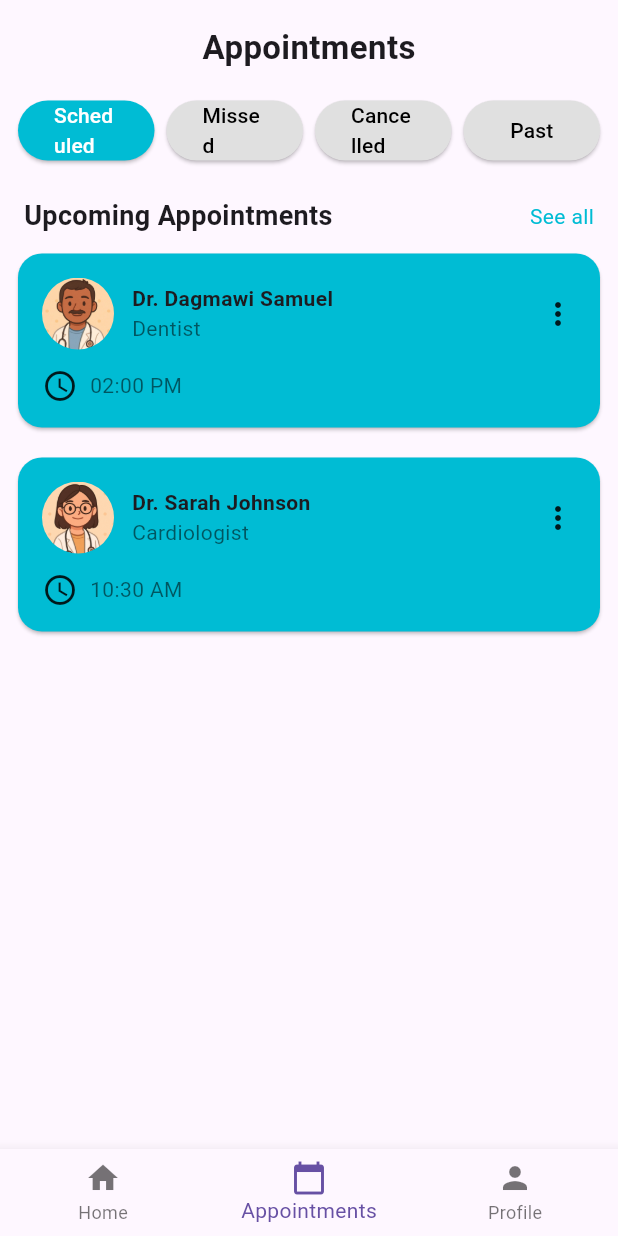
After one commit to bethelge/Flutter-TenaMed-Local-Medical-Appointment-System, a Flutter app: the AppointmentListScreen screen opened directly, on a phone screen of 412 x 824 dp. The commit adds this screen. Run offline on Flutter 3.47's test engine with Material 3 defaults, Android fonts, the phone set to English and light mode, and no system bars; our stand-ins replace flutter_riverpod, go_router.

Commit message:
Added Appointment list screen

```diff
--- /dev/null
+++ b/tena_med_flutter/tena_med_flutter/lib/features/appointment/presentation/screens/appointment_list_screen.dart
@@ -0,0 +1,224 @@
+import 'package:flutter/material.dart';
+import 'package:go_router/go_router.dart';
+
+class AppointmentListScreen extends StatefulWidget {
+  const AppointmentListScreen({super.key});
+
+  @override
+  _AppointmentListScreenState createState() => _AppointmentListScreenState();
+}
+
+class _AppointmentListScreenState extends State<AppointmentListScreen> {
+  int selectedTab = 0; // For the top tabs
+  int selectedBottomNavIndex = 1; // For bottom navigation bar
+
+  final List<String> tabs = ['Scheduled', 'Missed', 'Cancelled', 'Past'];
+
+  final List<Map<String, String>> sampleAppointments = [
+    {
+      'image': 'assets/images/doctor_avatar.png',
+      'name': 'Dr. Dagmawi Samuel',
+      'specialty': 'Dentist',
+      'time': '02:00 PM'
+    },
+    {
+      'image': 'assets/images/doc1.jpg',
+      'name': 'Dr. Sarah Johnson',
+      'specialty': 'Cardiologist',
+      'time': '10:30 AM'
+    },
+
+    // Add more as needed...
+  ];
+
+  String searchQuery = '';
+  String? selectedCategory;
+
+  void onTabSelected(int index) {
+    setState(() {
+      selectedBottomNavIndex = index;
+    });
+
+    switch (index) {
+      case 0:
+        context.go('/post-booking-home'); // Update with your home route
+        break;
+      case 1:
+        context.go('/appointment-list');
+        break;
+      case 2:
+        context.go('/patient_profile');
+        break;
+    }
+  }
+
+  @override
+  Widget build(BuildContext context) {
+    return Scaffold(
+      bottomNavigationBar: BottomNavigationBar(
+        currentIndex: selectedBottomNavIndex,
+        onTap: onTabSelected,
+        items: const [
+          BottomNavigationBarItem(
+            icon: Icon(Icons.home),
+            label: 'Home',
+          ),
+          BottomNavigationBarItem(
+            icon: Icon(Icons.calendar_today),
+            label: 'Appointments',
+          ),
+          BottomNavigationBarItem(
+            icon: Icon(Icons.person),
+            label: 'Profile',
+          ),
+        ],
+      ),
+      body: SafeArea(
+        child: Column(
+          children: [
+            const Padding(
+              padding: EdgeInsets.all(16),
+              child: Text(
+                'Appointments',
+                style: TextStyle(fontSize: 22, fontWeight: FontWeight.bold),
+              ),
+            ),
+
+            // Tabs
+            Padding(
+              padding: const EdgeInsets.symmetric(horizontal: 8),
+              child: Row(
+                mainAxisAlignment: MainAxisAlignment.spaceBetween,
+                children: List.generate(tabs.length, (index) {
+                  final isSelected = selectedTab == index;
+                  return Expanded(
+                    child: Padding(
+                      padding: const EdgeInsets.symmetric(horizontal: 4),
+                      child: ElevatedButton(
+                        onPressed: () {
+                          setState(() {
+                            selectedTab = index;
+                          });
+                        },
+                        style: ElevatedButton.styleFrom(
+                          backgroundColor:
+                          isSelected ? const Color(0xFF00BCD4) : Colors.grey[300],
+                        ),
+                        child: Text(
+                          tabs[index],
+                          style: TextStyle(
+                            color: isSelected ? Colors.white : Colors.black,
+                          ),
+                        ),
+                      ),
+                    ),
+                  );
+                }),
+              ),
+            ),
+
+            const SizedBox(height: 12),
+
+            // Header row
+            Padding(
+              padding: const EdgeInsets.symmetric(horizontal: 16, vertical: 8),
+              child: Row(
+                mainAxisAlignment: MainAxisAlignment.spaceBetween,
+                children: [
+                  const Text(
+                    'Upcoming Appointments',
+                    style: TextStyle(fontSize: 18, fontWeight: FontWeight.bold),
+                  ),
+                  GestureDetector(
+                    onTap: () {
+                      Navigator.pushReplacementNamed(context, '/appointments');
+                    },
+                    child: const Text(
+                      'See all',
+                      style: TextStyle(color: Color(0xFF00BCD4)),
+                    ),
+                  ),
+                ],
+              ),
+            ),
+
+            // Appointment List
+            Expanded(
+              child: ListView.builder(
+                padding: const EdgeInsets.symmetric(horizontal: 8),
+                itemCount: sampleAppointments.length,
+                itemBuilder: (context, index) {
+                  final appointment = sampleAppointments[index];
+                  return Padding(
+                    padding: const EdgeInsets.only(bottom: 12),
+                    child: AppointmentCard(appointment: appointment),
+                  );
+                },
+              ),
+            ),
+          ],
+        ),
+      ),
+    );
+  }
+}
+
+class AppointmentCard extends StatelessWidget {
+  final Map<String, String> appointment;
+
+  const AppointmentCard({required this.appointment, super.key});
+
+  @override
+  Widget build(BuildContext context) {
+    return Card(
+      color: const Color(0xFF00BCD4),
+      shape: RoundedRectangleBorder(borderRadius: BorderRadius.circular(16)),
+      child: Padding(
+        padding: const EdgeInsets.all(16),
+        child: Column(
+          children: [
+            Row(
+              children: [
+                ClipOval(
+                  child: Image.asset(
+                    appointment['image'] ?? 'assets/images/doc1.jpg',
+                    width: 48,
+                    height: 48,
+                    fit: BoxFit.cover,
+                  ),
+                ),
+                const SizedBox(width: 12),
+                Column(
+                  crossAxisAlignment: CrossAxisAlignment.start,
+                  children: [
+                    Text(
+                      appointment['name'] ?? '',
+                      style: const TextStyle(fontWeight: FontWeight.bold),
+                    ),
+                    Text(
+                      appointment['specialty'] ?? '',
+                      style: const TextStyle(color: Colors.black54),
+                    ),
+                  ],
+                ),
+                const Spacer(),
+                const Icon(Icons.more_vert),
+              ],
+            ),
+            const SizedBox(height: 12),
+            Row(
+              children: [
+                const Icon(Icons.access_time),
+                const SizedBox(width: 8),
+                Text(
+                  appointment['time'] ?? '',
+                  style: const TextStyle(color: Colors.black54),
+                ),
+              ],
+            ),
+          ],
+        ),
+      ),
+    );
+  }
+}
--- a/tena_med_flutter/tena_med_flutter/lib/main.dart
+++ b/tena_med_flutter/tena_med_flutter/lib/main.dart
@@ -61,6 +61,10 @@ class TenaMedApp extends StatelessWidget {
           path: '/patient-landing',
           builder: (context, state) =>  PatientLandingScreen(),
         ),
+        GoRoute(
+          path: '/appointment-list',
+          builder: (context, state) => const AppointmentListScreen(),
+        ),
 
       ],
     );
```
